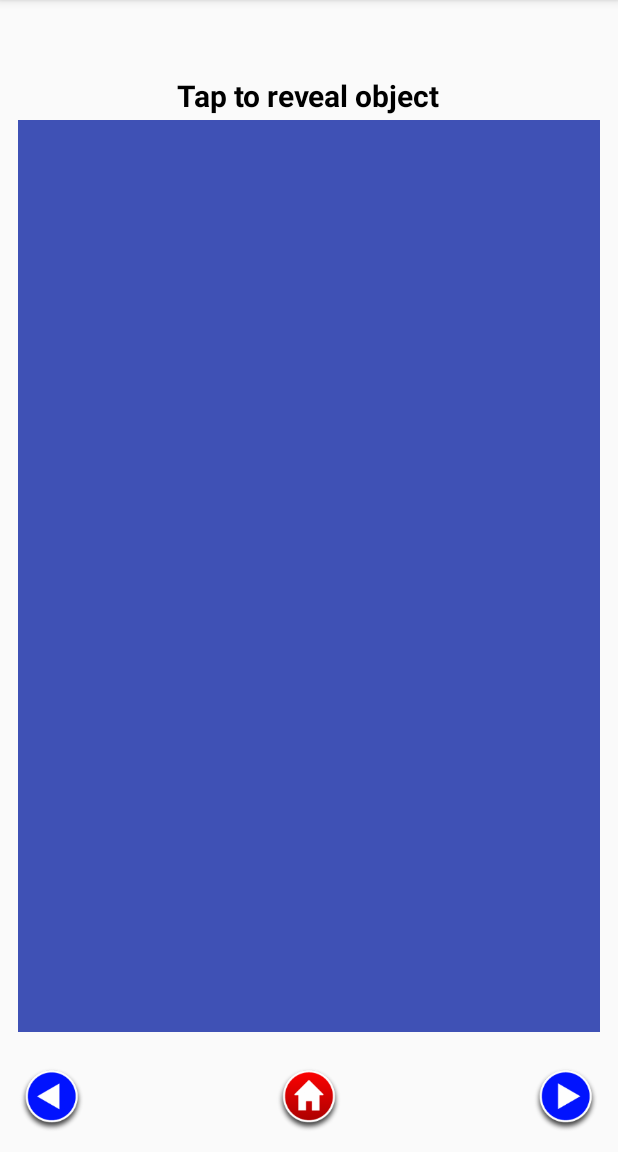
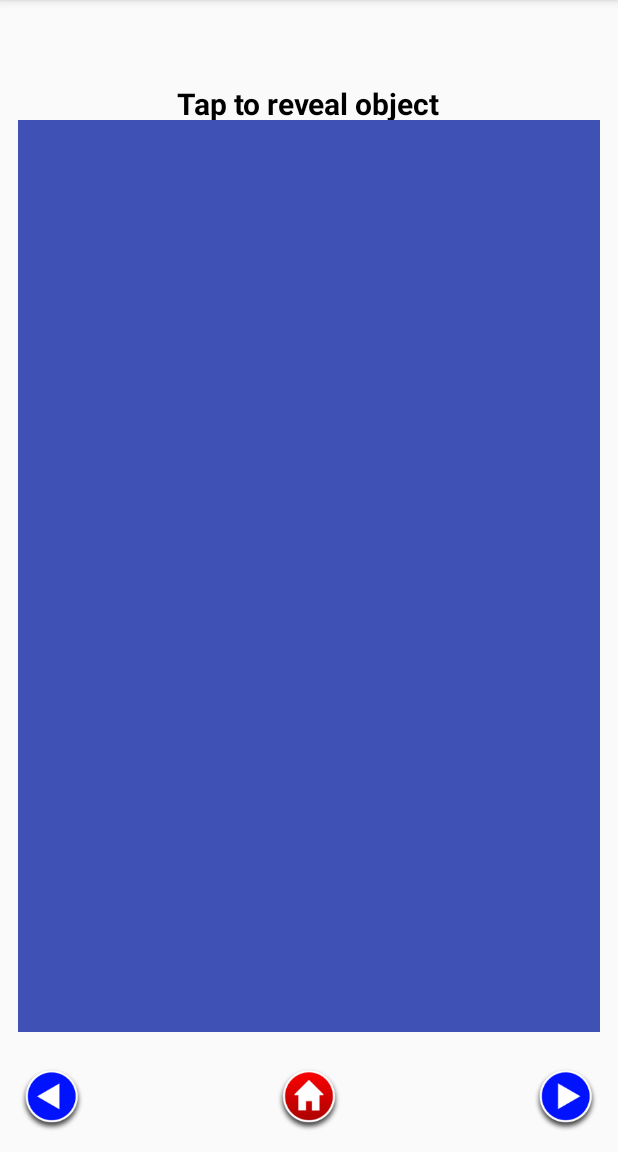
Before and after one commit to Ezaldeen99/Alifbaa, an Android app: the FlashCardsActivity screen opened directly, with no data from a screen before it, on a phone screen of 412 x 824 dp, the part 84-1236 px from its top. Run offline under Robolectric (Android 15) with nearby library versions, the phone set to English and light mode, and no system bars; 1 statement that could not run was skipped.

Commit message:
adding images

```diff
--- a/app/src/main/res/layout/activity_flip.xml
+++ b/app/src/main/res/layout/activity_flip.xml
@@ -11,7 +11,7 @@
         android:layout_height="wrap_content"
         android:layout_centerHorizontal="true"
         android:layout_marginBottom="20dp"
-        android:layout_marginTop="50dp"
+        android:layout_marginTop="55dp"
         android:textColor="@android:color/black"
         android:text="@string/tap_to_reveal_object"
         android:textSize="20sp"
--- a/app/src/main/res/layout/activity_touch_the_letter.xml
+++ b/app/src/main/res/layout/activity_touch_the_letter.xml
@@ -78,7 +78,7 @@
         android:id="@+id/button"
         android:layout_width="45dp"
         android:layout_height="45dp"
-        android:background="@mipmap/homeButton"
+        android:background="@drawable/homebutton"
         android:layout_gravity="center"
         android:layout_marginBottom="10dp"
         android:layout_marginTop="40dp" />
```
